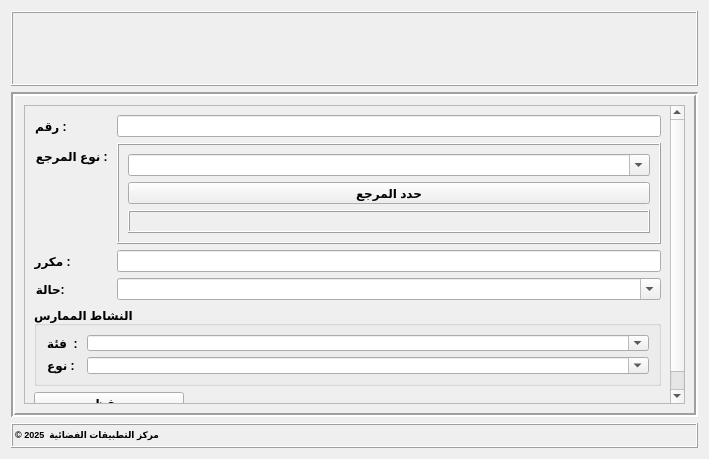
Before: the Qt Designer form gui/PopupDialog.ui in Zuhir-Benslama/CAM-Communal-Addressing-Map, drawn with Qt 5.
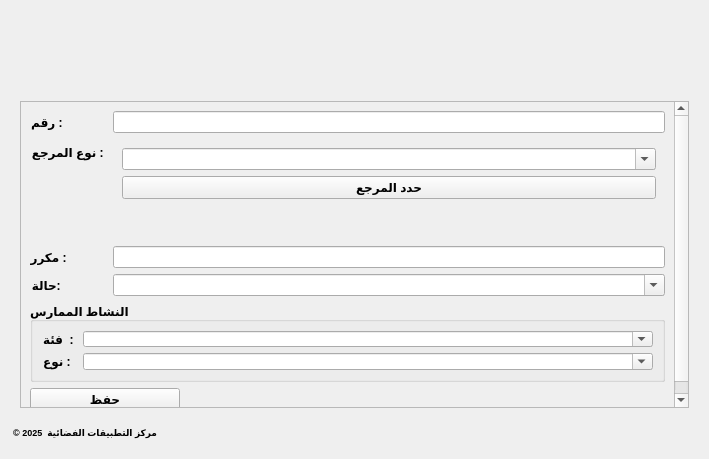
After: the same form once the commit is applied. Icons and pictures are not drawn.

```diff
--- a/gui/PopupDialog.ui
+++ b/gui/PopupDialog.ui
@@ -45,7 +45,7 @@
       </size>
      </property>
      <property name="frameShape">
-      <enum>QFrame::Box</enum>
+      <enum>QFrame::NoFrame</enum>
      </property>
      <property name="frameShadow">
       <enum>QFrame::Raised</enum>
@@ -88,7 +88,7 @@
       <string notr="true" />
      </property>
      <property name="frameShape">
-      <enum>QFrame::Box</enum>
+      <enum>QFrame::NoFrame</enum>
      </property>
      <property name="frameShadow">
       <enum>QFrame::Sunken</enum>
@@ -583,7 +583,7 @@
                 </size>
                </property>
                <property name="frameShape">
-                <enum>QFrame::Box</enum>
+                <enum>QFrame::NoFrame</enum>
                </property>
                <property name="frameShadow">
                 <enum>QFrame::Raised</enum>
@@ -616,7 +616,7 @@
                 <item>
                  <widget class="QFrame" name="frame_17">
                   <property name="frameShape">
-                   <enum>QFrame::Box</enum>
+                   <enum>QFrame::NoFrame</enum>
                   </property>
                   <property name="frameShadow">
                    <enum>QFrame::Raised</enum>
@@ -977,7 +977,7 @@
       <string notr="true" />
      </property>
      <property name="frameShape">
-      <enum>QFrame::Box</enum>
+      <enum>QFrame::NoFrame</enum>
      </property>
      <property name="frameShadow">
       <enum>QFrame::Raised</enum>
```
Left out of the diff: 12 changed lines with no effect on the pictures.
